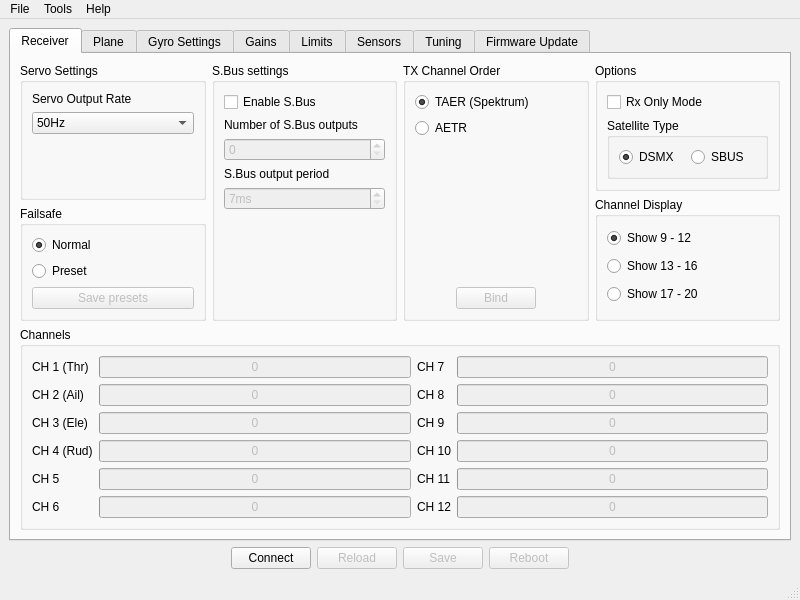
Above: software/RX12GConfig/mainwindow.ui from bemcgarvey/RX12G before the change. Below: the same form after it.
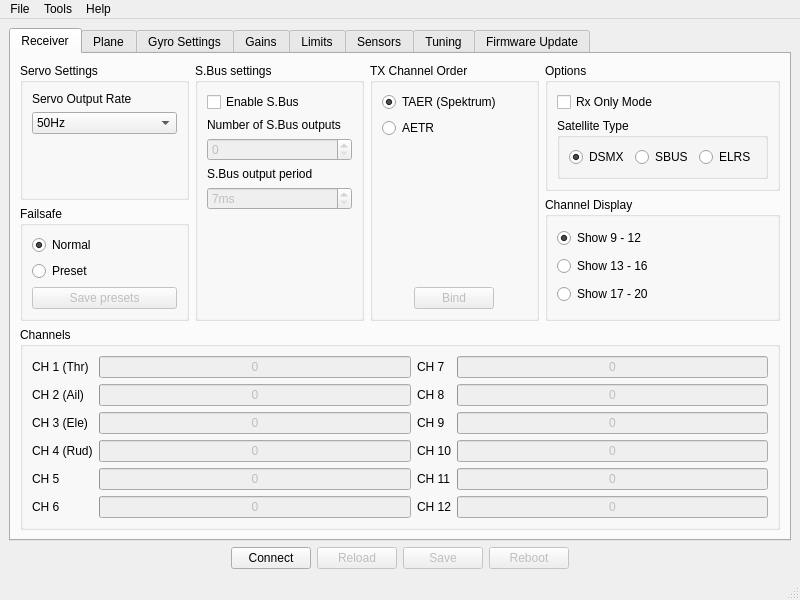
That is the form after the change. Icons and pictures are not drawn. Custom widgets are drawn as their Qt base class.

```diff
--- a/software/RX12GConfig/mainwindow.ui
+++ b/software/RX12GConfig/mainwindow.ui
@@ -293,6 +293,13 @@
                     </property>
                    </widget>
                   </item>
+                  <item>
+                   <widget class="QRadioButton" name="satELRSRadioButton">
+                    <property name="text">
+                     <string>ELRS</string>
+                    </property>
+                   </widget>
+                  </item>
                  </layout>
                 </widget>
                </item>
```
Left out of the diff: 6 changed lines with no effect on the pictures.
